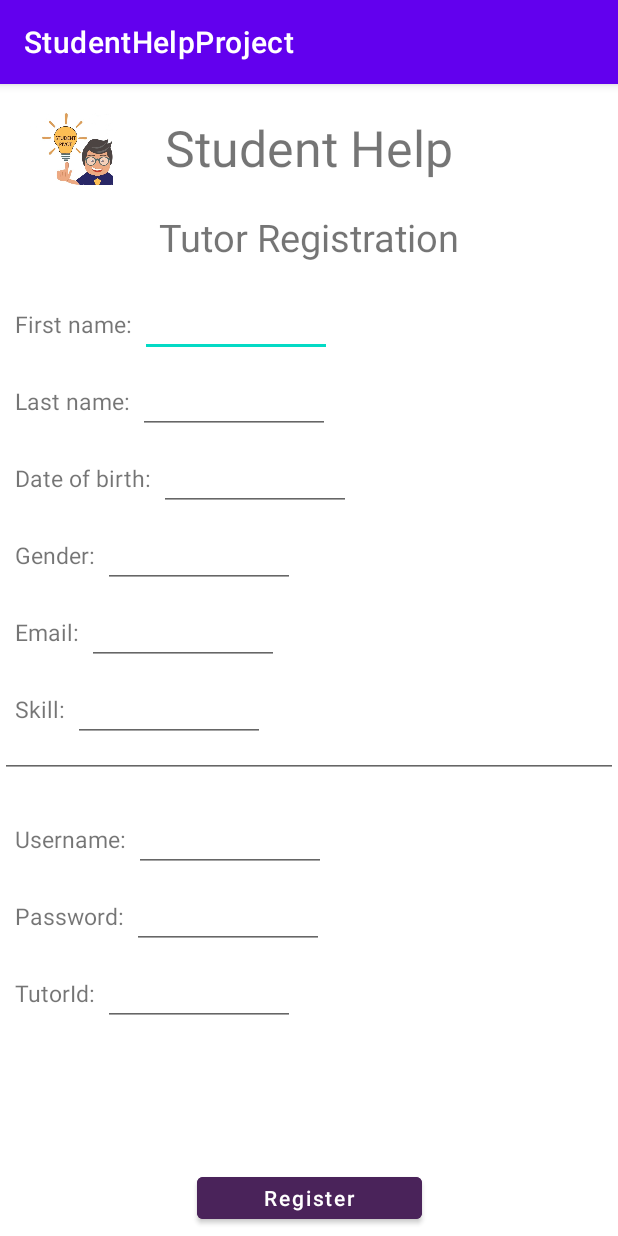
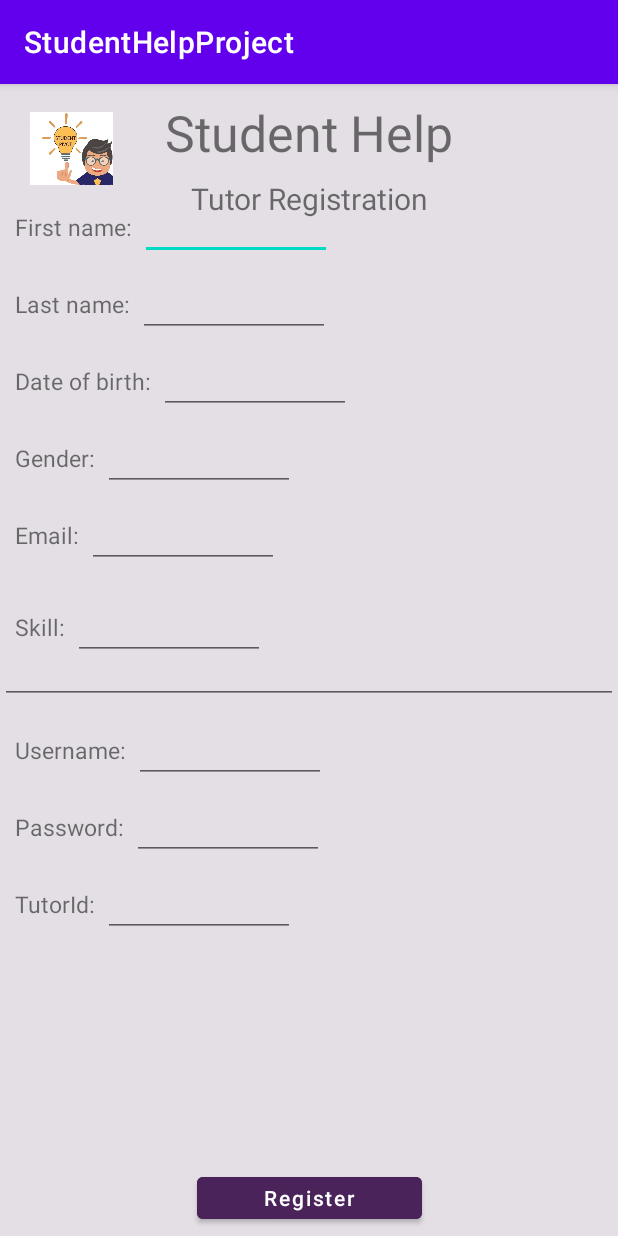
Before and after one commit to AsoUrum/AndroidFinalProject, an Android app: the TutorRegistration screen opened directly, with no data from a screen before it, on a phone screen of 412 x 824 dp. Run offline under Robolectric (Android 15) with nearby library versions, the phone set to English and light mode, and no system bars; our stand-ins replace Firebase (no records; nobody signed in at launch, a user with empty details on screens opened directly).

Commit message:
design on all pages

```diff
--- a/app/src/main/res/layout/activity_tutor_registration.xml
+++ b/app/src/main/res/layout/activity_tutor_registration.xml
@@ -4,7 +4,8 @@
     xmlns:tools="http://schemas.android.com/tools"
     android:layout_width="match_parent"
     android:layout_height="match_parent"
-    tools:context=".TutorRegistration">
+    tools:context=".TutorRegistration"
+    android:background="#E3DFE5">
 
 
     <ImageView
@@ -27,7 +28,7 @@
         app:layout_constraintLeft_toLeftOf="parent"
         app:layout_constraintRight_toRightOf="parent"
         app:layout_constraintTop_toTopOf="parent"
-        android:layout_marginTop="20dp"
+        android:layout_marginTop="10dp"
 
         />
 
@@ -39,9 +40,9 @@
         android:text="Tutor Registration"
         app:layout_constraintRight_toRightOf="parent"
         app:layout_constraintLeft_toLeftOf="parent"
-       app:layout_constraintTop_toBottomOf="@id/tvTitleMain"
-        android:layout_marginTop="20dp"
-        android:textSize="25sp"
+        app:layout_constraintTop_toBottomOf="@id/tvTitleMain"
+        android:layout_marginTop="8dp"
+        android:textSize="20sp"
         />
 
     <TextView
@@ -52,7 +53,7 @@
         android:textSize="15sp"
         app:layout_constraintLeft_toLeftOf="parent"
         app:layout_constraintTop_toBottomOf="@id/tvTitle"
-        android:layout_marginTop="30dp"
+        android:layout_marginTop="-5dp"
         android:layout_marginLeft="10dp"
         />
 
@@ -66,6 +67,7 @@
         app:layout_constraintBaseline_toBaselineOf="@id/tvFirstName"
         app:layout_constraintStart_toEndOf="@id/tvFirstName"
         android:layout_marginLeft="5dp"
+        app:layout_constraintTop_toBottomOf="@id/tvTitle"
         />
 
     <TextView
@@ -172,7 +174,7 @@
         app:layout_constraintTop_toBottomOf="@id/tvEmail"
         app:layout_constraintStart_toStartOf="@id/tvEmail"
         android:textSize="15sp"
-        android:layout_marginTop="30dp"
+        android:layout_marginTop="40dp"
         />
 
     <EditText
@@ -196,7 +198,8 @@
         app:layout_constraintLeft_toLeftOf="parent"
         app:layout_constraintRight_toRightOf="parent"
         app:layout_constraintTop_toBottomOf="@id/edEmail"
-        android:layout_marginTop="30dp"
+        android:layout_marginTop="45dp"
+
         />
     <TextView
         android:id="@+id/tvUserName"
@@ -207,7 +210,7 @@
         app:layout_constraintLeft_toLeftOf="parent"
         app:layout_constraintStart_toStartOf="@id/tvEmail"
         app:layout_constraintTop_toBottomOf="@id/edLine"
-        android:layout_marginTop="30dp"
+        android:layout_marginTop="20dp"
         />
 
 
```
Also changed, not shown: app/src/main/res/layout/activity_main.xml (+4 -3 lines), app/src/main/res/layout/activity_student_login_page.xml (+8 -3 lines), app/src/main/res/layout/activity_student_profile_page.xml (+12 -3 lines), app/src/main/res/layout/activity_student_registration.xml (+6 -5 lines), app/src/main/res/layout/activity_tutor_profile.xml (+11 -3 lines), app/src/main/res/layout/activity_tutor_student_assignment.xml (+6 -3 lines), app/src/main/res/drawable/logomainpage.png (added).
